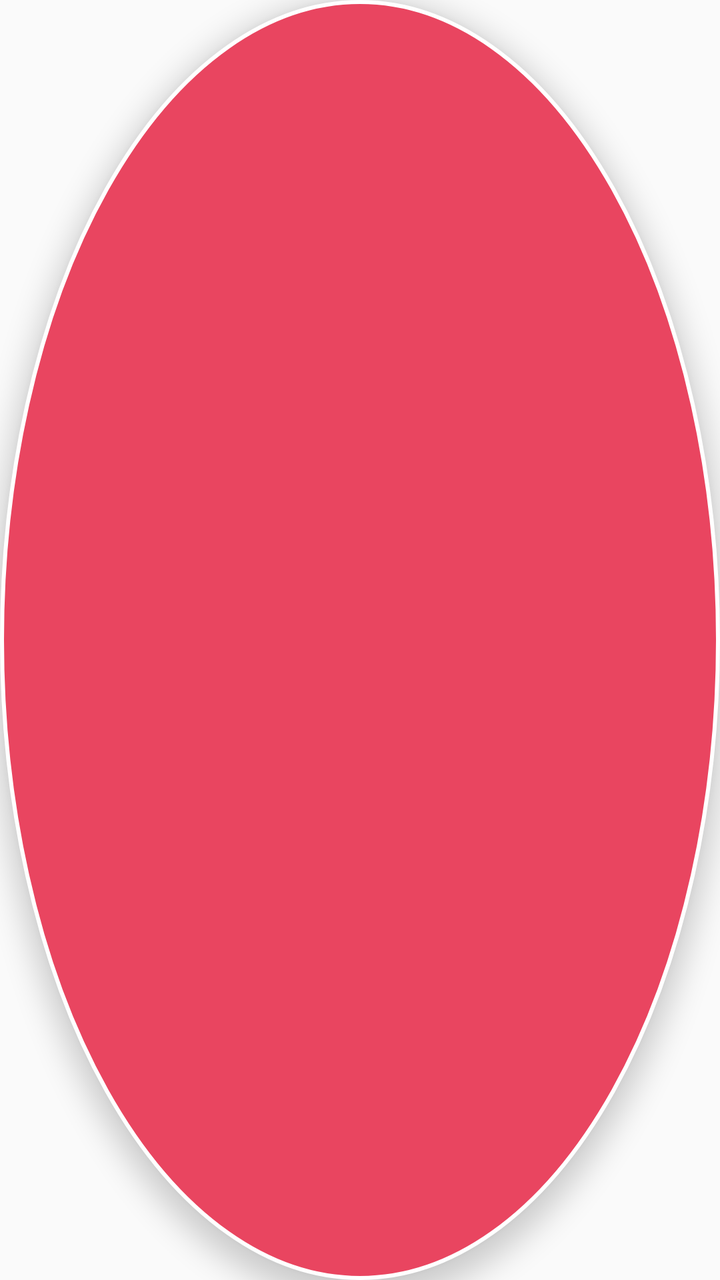
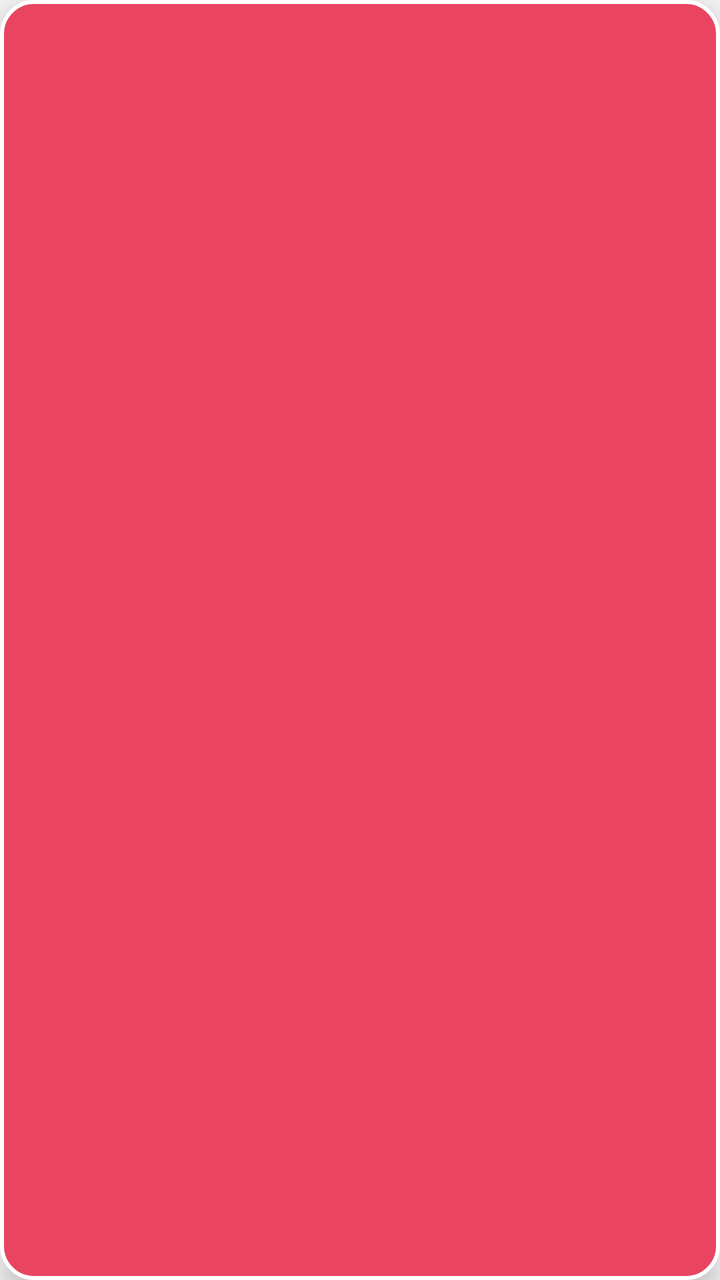

Compare the two renders of this Android layout. The source of the first and the diff that turns it into the second are given below.
<!-- AndroidManifest.xml: application theme Theme.AppCompat.Light -->
<!-- res/layout/floating_bubble.xml -->
<?xml version="1.0" encoding="utf-8"?>
<FrameLayout xmlns:android="http://schemas.android.com/apk/res/android"
    android:layout_width="56dp"
    android:layout_height="56dp"
    android:background="@drawable/bubble_background"
    android:elevation="8dp">

    <TextView
        android:id="@+id/bubble_count"
        android:layout_width="wrap_content"
        android:layout_height="wrap_content"
        android:layout_gravity="center"
        android:textColor="#ffffff"
        android:textSize="18sp"
        android:textStyle="bold"
        android:gravity="center"
        android:minWidth="24dp"
        android:padding="4dp" />
</FrameLayout>
<!-- resources referenced by this layout -->
<resources>
  <!-- drawable bubble_background (drawable) -->
  <?xml version="1.0" encoding="utf-8"?>
  <shape xmlns:android="http://schemas.android.com/apk/res/android"
      android:shape="oval">
      <solid android:color="#e94560" />
      <stroke android:width="2dp" android:color="#ffffff" />
      <size android:width="56dp" android:height="56dp" />
  </shape>
</resources>

<!-- the commit's change to res/layout/floating_bubble.xml (unified diff, before → after) -->
@@ -1,19 +1,32 @@
 <?xml version="1.0" encoding="utf-8"?>
-<FrameLayout xmlns:android="http://schemas.android.com/apk/res/android"
-    android:layout_width="56dp"
-    android:layout_height="56dp"
+<LinearLayout xmlns:android="http://schemas.android.com/apk/res/android"
+    android:layout_width="wrap_content"
+    android:layout_height="wrap_content"
+    android:orientation="vertical"
     android:background="@drawable/bubble_background"
-    android:elevation="8dp">
+    android:padding="6dp 8dp"
+    android:gravity="center"
+    android:elevation="8dp"
+    android:minWidth="56dp">
+
+    <TextView
+        android:id="@+id/bubble_title"
+        android:layout_width="wrap_content"
+        android:layout_height="wrap_content"
+        android:textColor="#ffffff"
+        android:textSize="10sp"
+        android:maxLines="1"
+        android:ellipsize="end"
+        android:gravity="center"
+        android:text=""/>
 
     <TextView
         android:id="@+id/bubble_count"
         android:layout_width="wrap_content"
         android:layout_height="wrap_content"
-        android:layout_gravity="center"
         android:textColor="#ffffff"
         android:textSize="18sp"
         android:textStyle="bold"
         android:gravity="center"
-        android:minWidth="24dp"
-        android:padding="4dp" />
-</FrameLayout>
+        android:text=""/>
+</LinearLayout>
<!-- resource entries referenced after the edit -->
@@ -3,10 +3,11 @@
   <!-- drawable bubble_background (drawable) -->
   <?xml version="1.0" encoding="utf-8"?>
   <shape xmlns:android="http://schemas.android.com/apk/res/android"
-      android:shape="oval">
+      android:shape="rectangle">
       <solid android:color="#e94560" />
+      <corners android:radius="16dp" />
       <stroke android:width="2dp" android:color="#ffffff" />
-      <size android:width="56dp" android:height="56dp" />
+      <padding android:left="10dp" android:top="6dp" android:right="10dp" android:bottom="6dp" />
   </shape>
 </resources>
 
